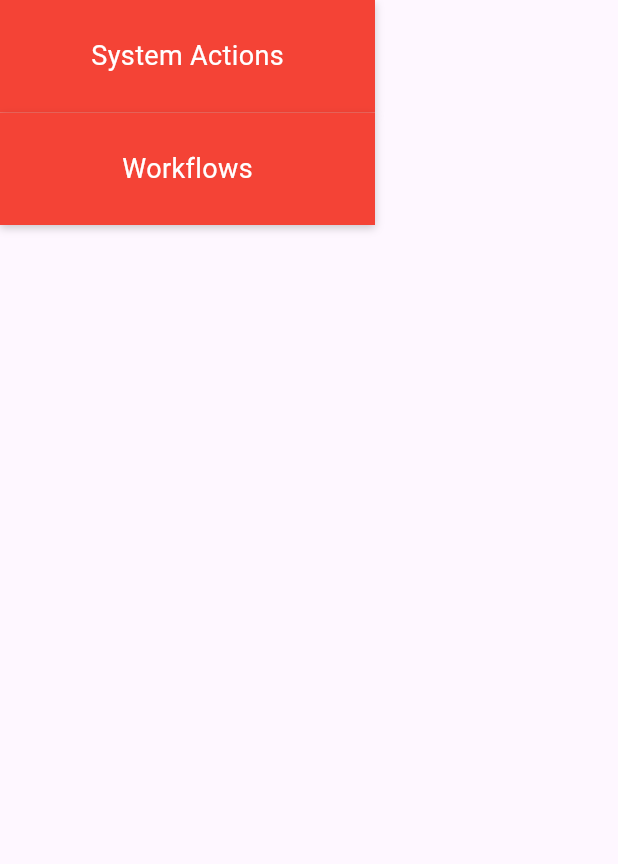
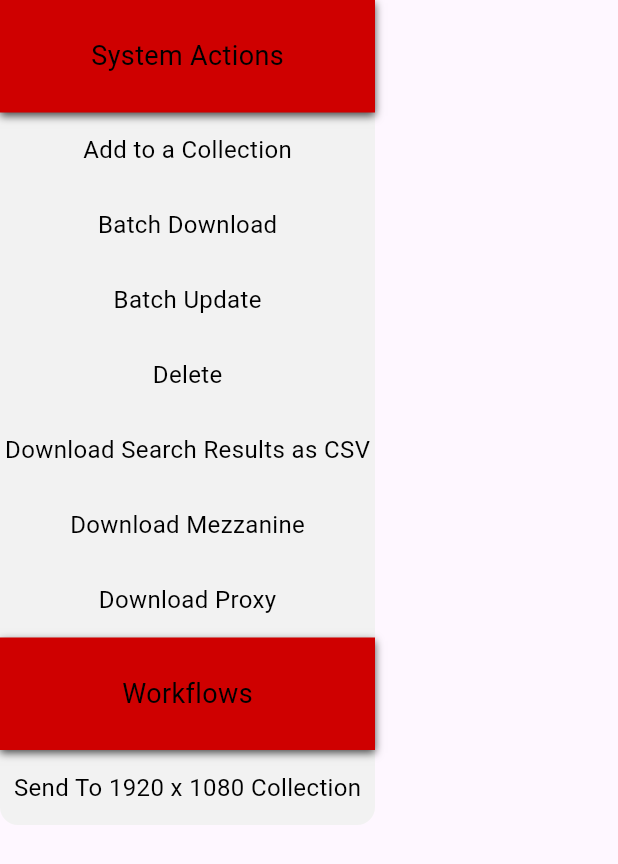
Before and after one commit to kevinlawrenceking/tmz_mam_flutter, a Flutter app: the ActionsDropDownMenuAssetsWidget widget shown alone on an empty page, opened directly, on a phone screen of 412 x 824 dp. Shown: the top 864 px of the screen. Run offline on Flutter 3.47's test engine with Material 3 defaults, Android fonts, the phone set to English and light mode, and no system bars; our stand-ins replace auto_size_text, data_table_2, dropdown_button2, equatable, flutter_animate, flutter_secure_storage and 6 more; missing offline and left inert: json_path, mime_type; accounts and stored records are empty; network calls fail.

Commit message:
It Works!

```diff
--- a/lib/components/actions_drop_down_menu_assets_widget.dart
+++ b/lib/components/actions_drop_down_menu_assets_widget.dart
@@ -38,11 +38,11 @@ class ActionsDropDownMenuAssetsWidget extends StatelessWidget {
         width: 100.0,
         height: 75.0,
         decoration: BoxDecoration(
-          color: Colors.red, // Red background color
+          color: FlutterFlowTheme.of(context).primary, // Use primary color
           boxShadow: [
             BoxShadow(
               blurRadius: 4.0,
-              color: Color(0x33000000),
+              color: FlutterFlowTheme.of(context).darkThemeShadowColor,
               offset: Offset(0.0, 2.0),
             ),
           ],
@@ -51,8 +51,8 @@ class ActionsDropDownMenuAssetsWidget extends StatelessWidget {
           child: Text(
             text,
             style: TextStyle(
-              color: Colors.white, // White font color
-              fontSize: 18.0, // Adjust the font size as needed
+              color: FlutterFlowTheme.of(context).primaryText, // Use primary text color
+              fontSize: 18.0,
             ),
           ),
         ),
@@ -61,7 +61,17 @@ class ActionsDropDownMenuAssetsWidget extends StatelessWidget {
       // Add your code for non-header items here
       // You can customize the appearance of non-header items in this block
       return Container(
-        // Customize the appearance of non-header items here
+        width: 100.0, // Customize width as needed
+        height: 50.0, // Customize height as needed
+        child: Center(
+          child: Text(
+            text,
+            style: TextStyle(
+              color: FlutterFlowTheme.of(context).primaryText, // Use primary text color
+              fontSize: 16.0, // Customize font size for non-header items
+            ),
+          ),
+        ),
       );
     }
   }
```
